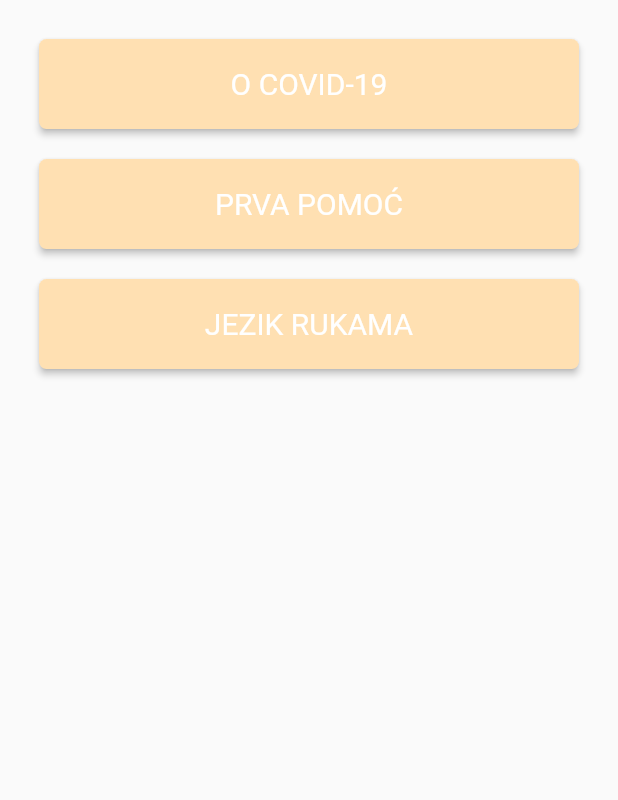
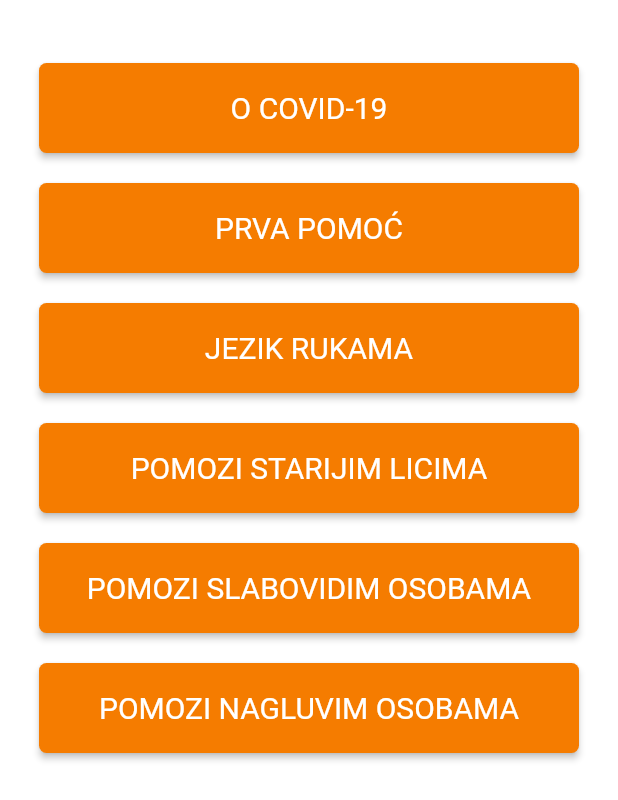
Before and after one commit to jomi86/HvalaApp, a Flutter app: the PageLearn screen opened directly, on a phone screen of 412 x 824 dp. Shown: the top 800 px of the screen. Run offline on Flutter 3.47's test engine with Material 2 defaults, Android fonts, the light colour scheme and no system bars.

Commit message:
iOS build fix, AppIcon fix, added appbar title, color changes

```diff
--- a/lib/screens/page_call.dart
+++ b/lib/screens/page_call.dart
@@ -1,5 +1,6 @@
 import 'package:Hvala/custom_widgets/row_button_simple.dart';
 import 'package:Hvala/models/model_simple_list_item.dart';
+import 'package:Hvala/theme/HColors.dart';
 import 'package:Hvala/url_resources/call_page_urls.dart';
 import 'package:Hvala/utils/item_actions.dart';
 import 'package:flutter/material.dart';
@@ -26,9 +27,10 @@
   @override
   Widget build(BuildContext context) {
     return Scaffold(
+        backgroundColor: HColors.backgroundColor(),
         body: SafeArea(
             child: Padding(
-      padding: const EdgeInsets.all(16.0),
+          padding: EdgeInsets.fromLTRB(16.0, 32.0, 16.0, 16.0),
           child: SingleChildScrollView(
               child: Column(
                   children: new List.generate(
--- a/lib/screens/page_donate.dart
+++ b/lib/screens/page_donate.dart
@@ -1,5 +1,6 @@
 import 'package:Hvala/custom_widgets/row_button_simple.dart';
 import 'package:Hvala/models/model_simple_list_item.dart';
+import 'package:Hvala/theme/HColors.dart';
 import 'package:Hvala/url_resources/donate_page_urls.dart';
 import 'package:Hvala/utils/item_actions.dart';
 import 'package:flutter/cupertino.dart';
@@ -27,9 +28,10 @@
   @override
   Widget build(BuildContext context) {
     return Scaffold(
+        backgroundColor: HColors.backgroundColor(),
         body: SafeArea(
             child: Padding(
-      padding: const EdgeInsets.all(16.0),
+          padding: EdgeInsets.fromLTRB(16.0, 32.0, 16.0, 16.0),
           child: SingleChildScrollView(
               child: Column(
                   children: new List.generate(
--- a/lib/screens/page_help.dart
+++ b/lib/screens/page_help.dart
@@ -1,5 +1,6 @@
 import 'package:Hvala/custom_widgets/row_button_simple.dart';
 import 'package:Hvala/models/model_simple_list_item.dart';
+import 'package:Hvala/theme/HColors.dart';
 import 'package:Hvala/url_resources/help_page_urls.dart';
 import 'package:Hvala/utils/open_browser.dart';
 import 'package:flutter/material.dart';
@@ -30,9 +31,10 @@
   @override
   Widget build(BuildContext context) {
     return Scaffold(
+        backgroundColor: HColors.backgroundColor(),
         body: SafeArea(
             child: Padding(
-      padding: const EdgeInsets.all(16.0),
+          padding: EdgeInsets.fromLTRB(16.0, 32.0, 16.0, 16.0),
           child: SingleChildScrollView(
               child: Column(
                   children: new List.generate(
--- a/lib/screens/page_learn.dart
+++ b/lib/screens/page_learn.dart
@@ -1,5 +1,6 @@
 import 'package:Hvala/custom_widgets/row_button_simple.dart';
 import 'package:Hvala/models/model_simple_list_item.dart';
+import 'package:Hvala/theme/HColors.dart';
 import 'package:Hvala/url_resources/learn_page_urls.dart';
 import 'package:Hvala/utils/item_actions.dart';
 import 'package:flutter/cupertino.dart';
@@ -27,9 +28,10 @@
   @override
   Widget build(BuildContext context) {
     return Scaffold(
+        backgroundColor: HColors.backgroundColor(),
         body: SafeArea(
             child: Padding(
-      padding: const EdgeInsets.all(16.0),
+          padding: EdgeInsets.fromLTRB(16.0, 32.0, 16.0, 16.0),
           child: SingleChildScrollView(
               child: Column(
                   children: new List.generate(
--- a/lib/screens/page_need.dart
+++ b/lib/screens/page_need.dart
@@ -1,5 +1,6 @@
 import 'package:Hvala/custom_widgets/row_button_simple.dart';
 import 'package:Hvala/models/model_simple_list_item.dart';
+import 'package:Hvala/theme/HColors.dart';
 import 'package:Hvala/url_resources/need_page_urls.dart';
 import 'package:Hvala/utils/item_actions.dart';
 import 'package:flutter/material.dart';
@@ -26,9 +27,10 @@
   @override
   Widget build(BuildContext context) {
     return Scaffold(
+        backgroundColor: HColors.backgroundColor(),
         body: SafeArea(
             child: Padding(
-      padding: const EdgeInsets.all(16.0),
+          padding: EdgeInsets.fromLTRB(16.0, 32.0, 16.0, 16.0),
           child: SingleChildScrollView(
               child: Column(
                   children: new List.generate(
--- a/lib/screens/screen_app.dart
+++ b/lib/screens/screen_app.dart
@@ -34,6 +34,9 @@
   @override
   Widget build(BuildContext context) {
     return Scaffold(
+      appBar: AppBar(
+        title: Text("Hvala", style: HTextStyle.appTitle(context)),
+      ),
       body: SafeArea(
         child: Stack(
           children: <Widget>[
--- a/lib/theme/HColors.dart
+++ b/lib/theme/HColors.dart
@@ -5,7 +5,9 @@
 
   static Color lightPrimaryColor() => _lightPrimary;
 
-  static Color buttonColor() => _lightPrimary;
+  static Color buttonColor() => _darkPrimary;
+
+  static Color backgroundColor() => Colors.white;
 
   static Color white() => Colors.white;
 
--- a/lib/theme/HTextStyles.dart
+++ b/lib/theme/HTextStyles.dart
@@ -8,6 +8,9 @@
         fontSize: 20.0,
         color: HColors.white(),
       );
+
+  static TextStyle appTitle(BuildContext context) => defaultTestStyle(context)
+      .copyWith(fontSize: 28.0, color: HColors.white());
 
   static TextStyle titleRegular(BuildContext context) =>
       defaultTestStyle(context).copyWith(fontSize: 20.0);
--- a/lib/url_resources/learn_page_urls.dart
+++ b/lib/url_resources/learn_page_urls.dart
@@ -4,4 +4,19 @@
   {"Name": "O Covid-19", "url": COVID19_INFO_PHONE, "type": "url"},
   {"Name": "Prva pomoć", "url": LEARN_FIRST_AID_PAGE, "type": "url"},
   {"Name": "Jezik rukama", "url": LEARN_HAND_LANGUAGE_PAGE, "type": "url"},
+  {
+    "Name": "Pomozi starijim licima",
+    "url": OLDER_PEOPLE_INFO_PAGE,
+    "type": "url"
+  },
+  {
+    "Name": "Pomozi slabovidim osobama",
+    "url": VISUALLY_IMPAIRED_INFO_PAGE,
+    "type": "url"
+  },
+  {
+    "Name": "Pomozi nagluvim osobama",
+    "url": DEAF_PEOPLE_INFO_PAGE,
+    "type": "url"
+  },
 ];
```
Also changed, not shown: lib/url_resources/donate_page_urls.dart (+6 -6 lines), lib/url_resources/help_page_urls.dart (+0 -15 lines), 22 other files. Lines whose indentation alone changed are shown as unchanged.
